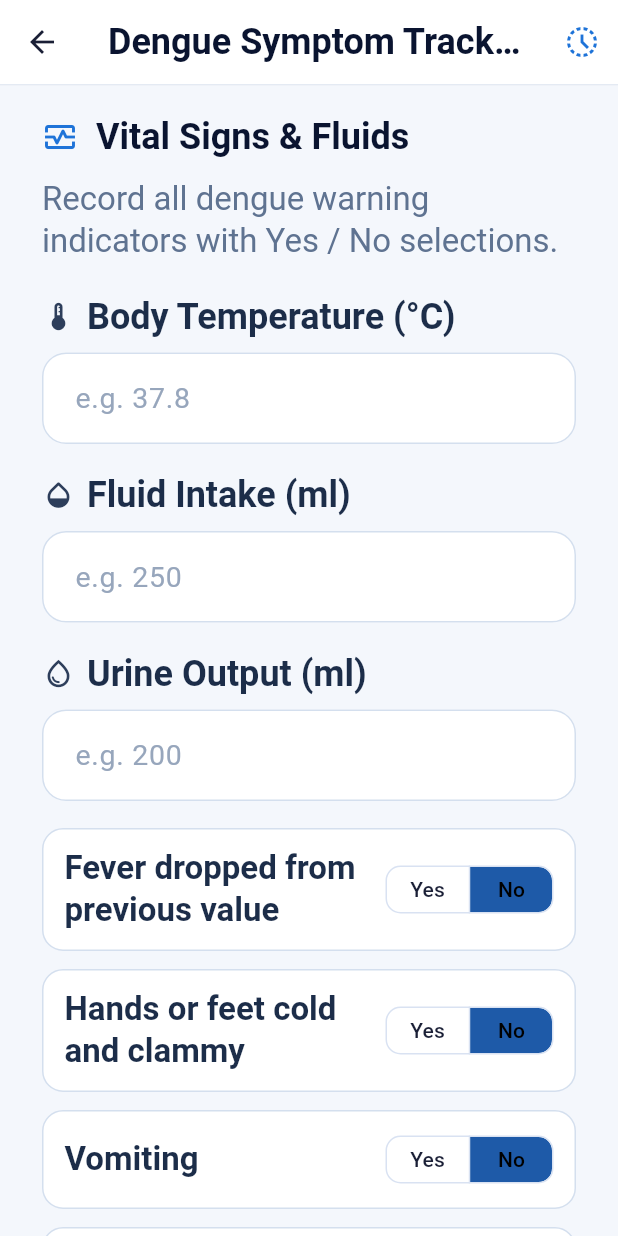
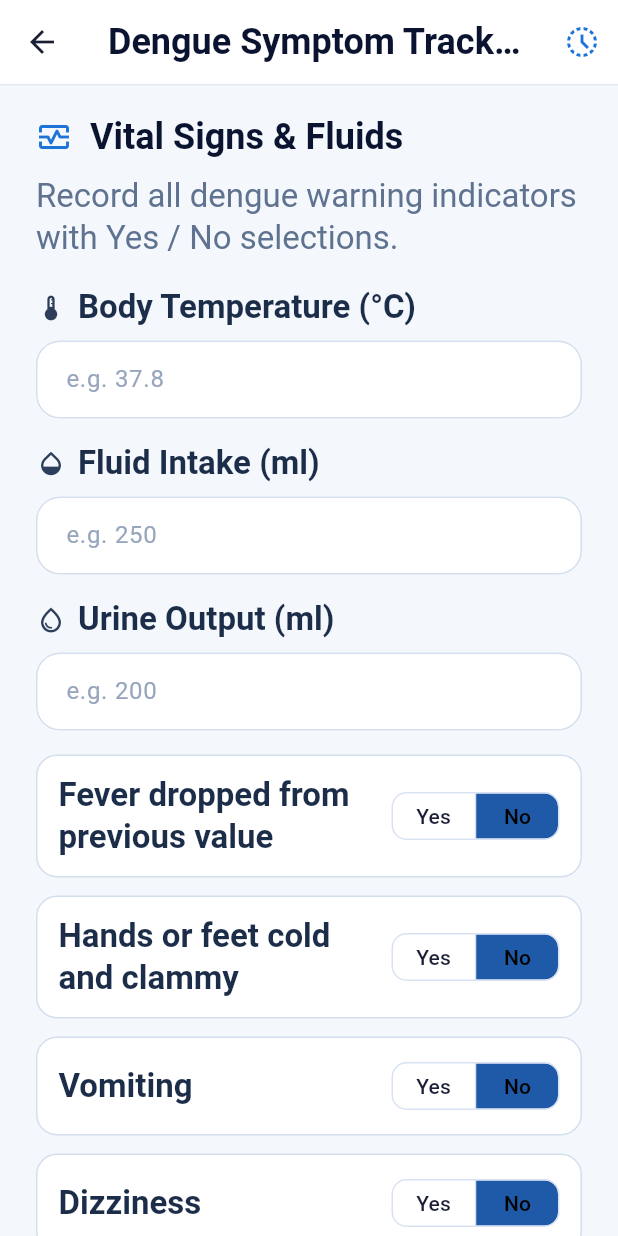
Before and after one commit to sachithravithanage/VitalTrack-MVP, a Flutter app: the KeepRecordsSelectorScreen widget shown alone on an empty page, opened directly, after a tap on "Dengue", on a phone screen of 412 x 824 dp. Run offline on Flutter 3.47's test engine with Material 3 defaults, Android fonts, the phone set to English and light mode, and no system bars; our stand-ins replace dio, firebase_auth, firebase_core, firebase_messaging, shared_preferences; accounts and stored records are empty; network calls fail.

Commit message:
Added some changes

```diff
--- a/frontend/lib/screens/records.dart
+++ b/frontend/lib/screens/records.dart
@@ -27,11 +27,11 @@ class KeepRecordsSelectorScreen extends StatelessWidget {
         : null;
 
     return ResponsiveListView(
-      padding: const EdgeInsets.fromLTRB(20, 20, 20, 16),
+      padding: const EdgeInsets.fromLTRB(20, 16, 20, 16),
       children: <Widget>[
         Text(
           'Good morning, $firstName',
-          style: Theme.of(context).textTheme.headlineMedium?.copyWith(
+          style: Theme.of(context).textTheme.headlineSmall?.copyWith(
             fontWeight: FontWeight.w800,
             color: const Color(0xFF0A1430),
           ),
@@ -46,7 +46,7 @@ class KeepRecordsSelectorScreen extends StatelessWidget {
         const SizedBox(height: 28),
         Text(
           app.t('keep_records'),
-          style: Theme.of(context).textTheme.headlineSmall?.copyWith(
+          style: Theme.of(context).textTheme.headlineMedium?.copyWith(
             fontWeight: FontWeight.w700,
             color: const Color(0xFF0A1430),
           ),
@@ -58,7 +58,7 @@ class KeepRecordsSelectorScreen extends StatelessWidget {
             context,
           ).textTheme.titleMedium?.copyWith(color: const Color(0xFF5F7391)),
         ),
-        const SizedBox(height: 18),
+        const SizedBox(height: 16),
         _DiseaseSelectorTile(
           title: app.t('dengue'),
           onTap: () {
@@ -88,7 +88,7 @@ class KeepRecordsSelectorScreen extends StatelessWidget {
             );
           },
         ),
-        if (latest != null) const SizedBox(height: 14),
+        if (latest != null) const SizedBox(height: 16),
         if (latest != null)
           Container(
             padding: const EdgeInsets.all(16),
@@ -117,10 +117,10 @@ class KeepRecordsSelectorScreen extends StatelessWidget {
                         'Last entry: ${_relativeTimeLabel(latest.createdAt)}',
                         style: Theme.of(context).textTheme.titleLarge?.copyWith(
                           color: const Color(0xFF24344F),
-                          fontWeight: FontWeight.w500,
+                          fontWeight: FontWeight.w700,
                         ),
                       ),
-                      const SizedBox(height: 2),
+                      const SizedBox(height: 4),
                       Text(
                         '${latest.disease == DiseaseType.dengue ? app.t('dengue') : app.t('rat_fever')} monitoring',
                         style: Theme.of(context).textTheme.titleMedium
@@ -229,7 +229,7 @@ class _RecordFormScreenState extends State<RecordFormScreen> {
         child: Form(
           key: _formKey,
           child: ListView(
-            padding: const EdgeInsets.fromLTRB(28, 18, 28, 26),
+            padding: const EdgeInsets.fromLTRB(24, 18, 24, 24),
             children: <Widget>[
               Row(
                 children: <Widget>[
@@ -254,7 +254,7 @@ class _RecordFormScreenState extends State<RecordFormScreen> {
                   ),
                 ],
               ),
-              const SizedBox(height: 12),
+              const SizedBox(height: 10),
               Text(
                 isDengue
                     ? 'Record all dengue warning indicators with Yes / No selections.'
@@ -263,7 +263,7 @@ class _RecordFormScreenState extends State<RecordFormScreen> {
                   color: const Color(0xFF5F7391),
                 ),
               ),
-              const SizedBox(height: 20),
+              const SizedBox(height: 18),
               if (isDengue) ...<Widget>[
                 const _FieldLabel(
                   text: 'Body Temperature (°C)',
@@ -281,7 +281,7 @@ class _RecordFormScreenState extends State<RecordFormScreen> {
                       ? app.t('required_field')
                       : null,
                 ),
-                const SizedBox(height: 18),
+                const SizedBox(height: 16),
                 const _FieldLabel(
                   text: 'Fluid Intake (ml)',
                   icon: Icons.opacity_rounded,
@@ -296,7 +296,7 @@ class _RecordFormScreenState extends State<RecordFormScreen> {
                       ? app.t('required_field')
                       : null,
                 ),
-                const SizedBox(height: 18),
+                const SizedBox(height: 16),
               ],
               _FieldLabel(
                 text: 'Urine Output (ml)',
@@ -314,7 +314,7 @@ class _RecordFormScreenState extends State<RecordFormScreen> {
                     ? app.t('required_field')
                     : null,
               ),
-              const SizedBox(height: 18),
+              const SizedBox(height: 16),
               if (isDengue)
                 ..._buildYesNoGroup(
                   context,
@@ -371,7 +371,7 @@ class _RecordFormScreenState extends State<RecordFormScreen> {
                     }
                   },
                 ),
-                const SizedBox(height: 18),
+                const SizedBox(height: 16),
                 ..._buildYesNoGroup(
                   context,
                   data: _ratSymptoms,
@@ -406,7 +406,7 @@ class _RecordFormScreenState extends State<RecordFormScreen> {
                       : 'Describe any other symptoms or feelings here...',
                 ),
               ),
-              const SizedBox(height: 26),
+              const SizedBox(height: 24),
               BusyFilledButton(
                 isBusy: _saving,
                 label: 'Save Record',
@@ -498,7 +498,7 @@ class _RecordFormScreenState extends State<RecordFormScreen> {
   InputDecoration _formDecoration({required String hint, Widget? suffix}) {
     return InputDecoration(
       hintText: hint,
-      hintStyle: const TextStyle(color: Color(0xFF97A6BC), fontSize: 19),
+      hintStyle: const TextStyle(color: Color(0xFF97A6BC), fontSize: 16),
       suffixIcon: suffix,
       filled: true,
       fillColor: Colors.white,
@@ -514,7 +514,7 @@ class _RecordFormScreenState extends State<RecordFormScreen> {
         borderRadius: BorderRadius.circular(16),
         borderSide: const BorderSide(color: Color(0xFF1E73D8), width: 1.3),
       ),
-      contentPadding: const EdgeInsets.symmetric(horizontal: 18, vertical: 16),
+      contentPadding: const EdgeInsets.symmetric(horizontal: 16, vertical: 14),
     );
   }
 }
@@ -1079,12 +1079,12 @@ class _FieldLabel extends StatelessWidget {
   Widget build(BuildContext context) {
     return Row(
       children: <Widget>[
-        Icon(icon, color: const Color(0xFF2D3E5B), size: 22),
+        Icon(icon, color: const Color(0xFF2D3E5B), size: 20),
         const SizedBox(width: 8),
         Text(
           text,
-          style: Theme.of(context).textTheme.headlineSmall?.copyWith(
-            fontWeight: FontWeight.w600,
+          style: Theme.of(context).textTheme.titleLarge?.copyWith(
+            fontWeight: FontWeight.w700,
             color: const Color(0xFF1C2D49),
           ),
         ),
```
Also changed, not shown: frontend/lib/screens/caregiver.dart (+22 -32 lines), frontend/lib/widgets/dashboard_shell.dart (+14 -14 lines).
